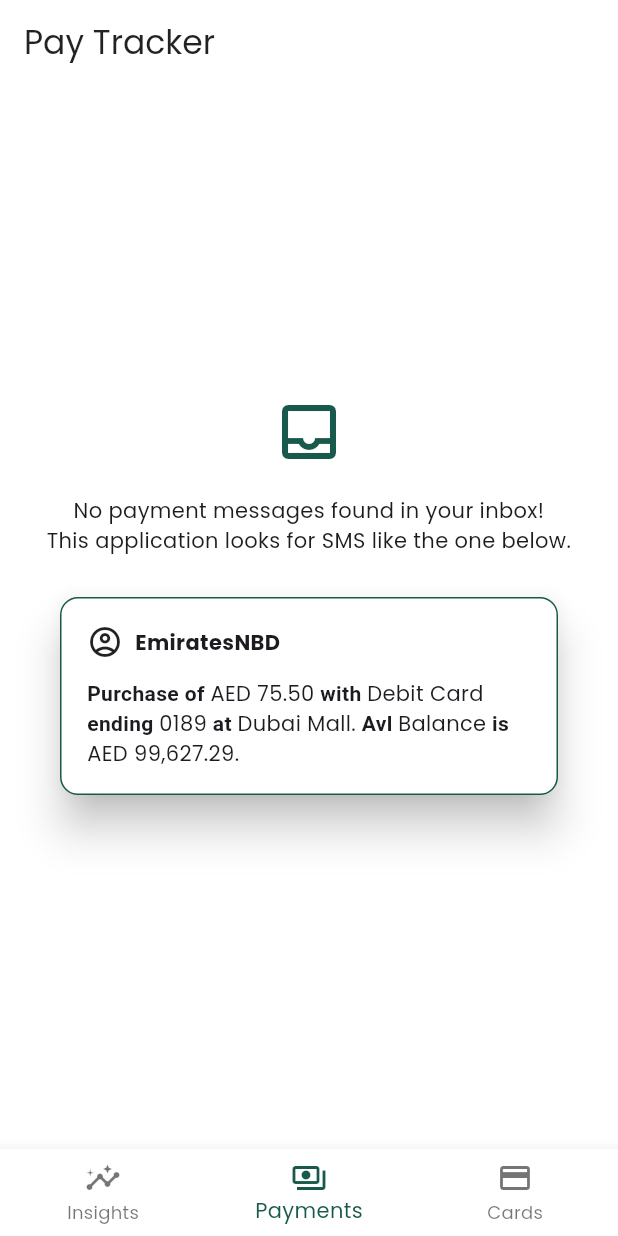
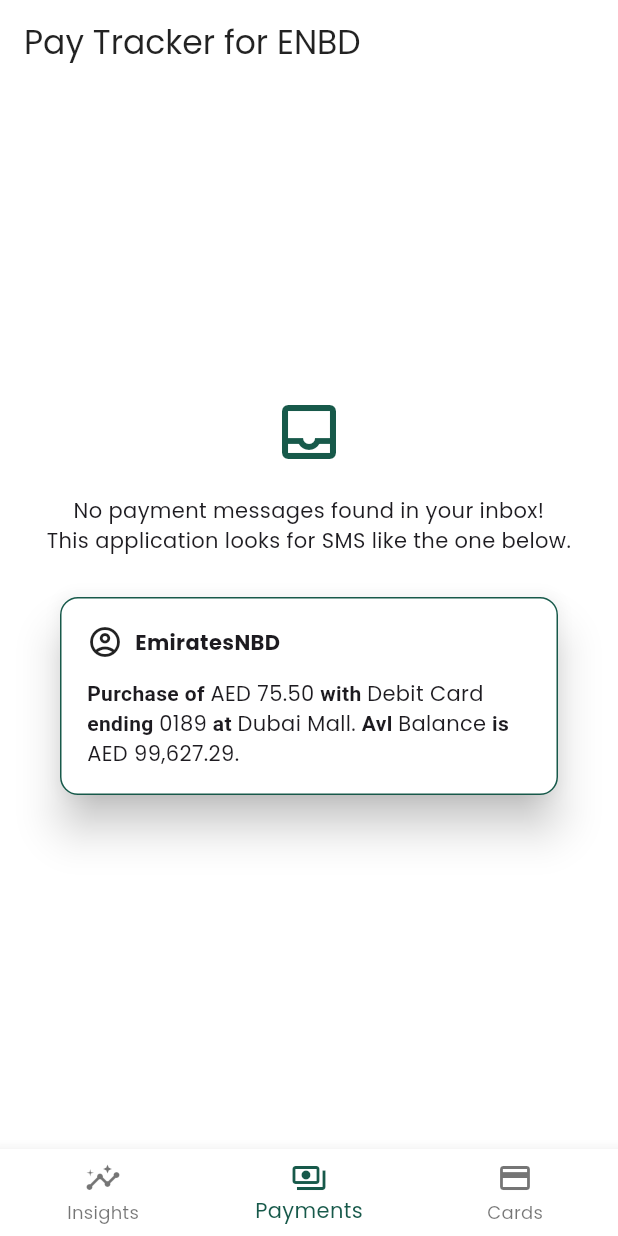
Before and after one commit to muhammed-shaheer-keerirakath/pay-tracker, a Flutter app: the screen it shows after launch, on a phone screen of 412 x 824 dp. Run offline on Flutter 3.47's test engine with Material 3 defaults, Android fonts, the phone set to English and light mode, and no system bars; our stand-ins replace google_fonts, shared_preferences, syncfusion_flutter_charts; missing offline and left inert: telephony.

Commit message:
feat: updates app title

```diff
--- a/lib/constants/app_constants.dart
+++ b/lib/constants/app_constants.dart
@@ -1,3 +1,3 @@
-const String appName = 'Pay Tracker';
+const String appName = 'Pay Tracker for ENBD';
 const String appTitleTransactionsList = 'Card Transactions';
 const String appTitleCardSettings = 'Card Settings';
```
